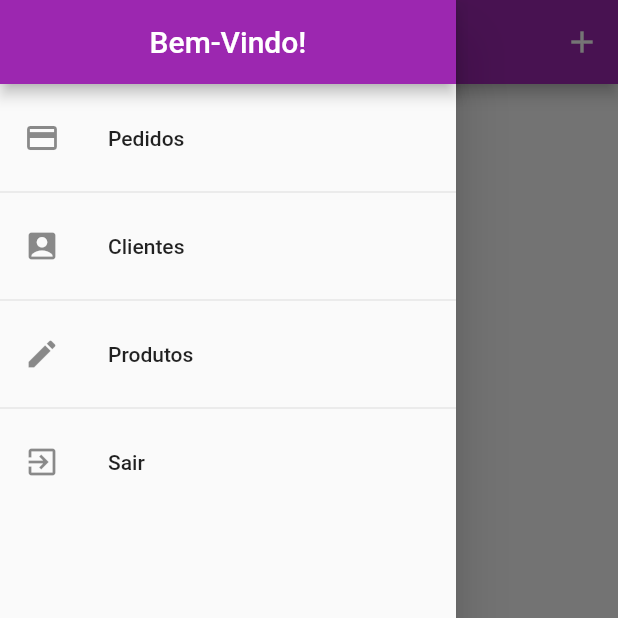
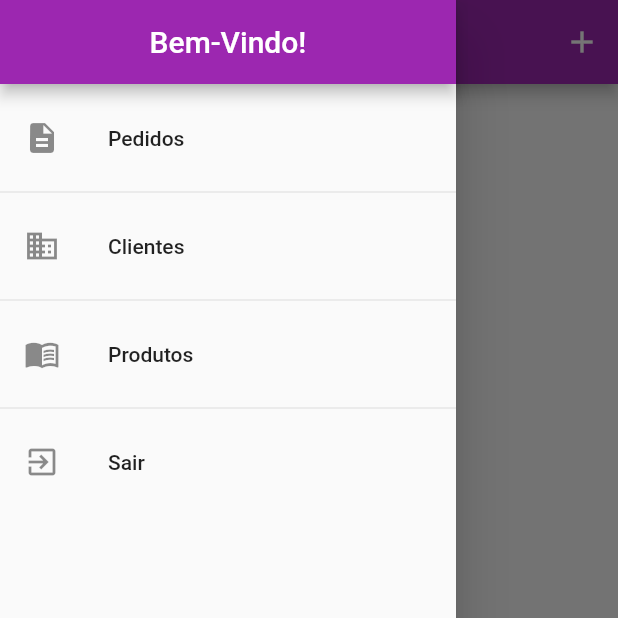
Before and after one commit to victorwolff39/mercos_challenge, a Flutter app: the screen it shows once a user with an empty profile is signed in, with the side drawer open, on a phone screen of 412 x 824 dp, the top half of it. Run offline on Flutter 3.47's test engine with Material 2 defaults, Android fonts, the phone set to English and light mode, and no system bars; our stand-ins replace firebase_auth, firebase_core, fluttertoast; accounts and stored records are empty.

Commit message:
Adicionado:   - Tela de clientes   - Item do cliente
Modificado o product_item.dart para utilizar um placeholder quando a imagem não tiver carregado.
Modificado os ícones no main_drawer.dart.
Nova tela de clientes adicionada a home_screen.dart.

```diff
--- a/lib/ui/screens/home_screen.dart
+++ b/lib/ui/screens/home_screen.dart
@@ -1,4 +1,5 @@
 import 'package:flutter/material.dart';
+import 'package:mercos_challenge/ui/screens/clients_screen.dart';
 import 'package:mercos_challenge/ui/screens/products_screen.dart';
 import 'package:mercos_challenge/ui/widgets/drawer/main_drawer.dart';
 
@@ -11,7 +12,7 @@ class _HomeScreenState extends State<HomeScreen> {
   int _screenIndex = 0;
   List<Map> _screens = [
     {"title": "Pedidos", "screen": Center(child: Text("Pedidos"))},
-    {"title": "Clientes", "screen": Center(child: Text("Clientes"))},
+    {"title": "Clientes", "screen": ClientsScreen()},
     {"title": "Produtos", "screen": ProductsScreen()}
   ];
 
--- a/lib/ui/widgets/drawer/main_drawer.dart
+++ b/lib/ui/widgets/drawer/main_drawer.dart
@@ -18,7 +18,7 @@ class MainDrawer extends StatelessWidget {
           ),
           SizedBox(height: 8),
           ListTile(
-            leading: Icon(Icons.payment),
+            leading: Icon(Icons.description),
             title: Text('Pedidos'),
             onTap: () {
               select(0);
@@ -27,7 +27,7 @@ class MainDrawer extends StatelessWidget {
           ),
           Divider(),
           ListTile(
-            leading: Icon(Icons.account_box_rounded),
+            leading: Icon(Icons.business),
             title: Text('Clientes'),
             onTap: () {
               select(1);
@@ -36,7 +36,7 @@ class MainDrawer extends StatelessWidget {
           ),
           Divider(),
           ListTile(
-            leading: Icon(Icons.edit),
+            leading: Icon(Icons.menu_book),
             title: Text('Produtos'),
             onTap: () {
               select(2);
--- a/lib/ui/widgets/products/product_item.dart
+++ b/lib/ui/widgets/products/product_item.dart
@@ -36,8 +36,9 @@ class ProductCard extends StatelessWidget {
                 child: Container(
                   width: 80,
                   height: 50,
-                  child: Image.network(
-                    product.imageUrl,
+                  child: FadeInImage(
+                    placeholder: AssetImage('assets/images/placeholder.png'),
+                    image: NetworkImage(product.imageUrl),
                     fit: BoxFit.cover,
                   ),
                 ),
--- a/pubspec.yaml
+++ b/pubspec.yaml
@@ -28,3 +28,6 @@ dev_dependencies:
 flutter:
 
   uses-material-design: true
+
+  assets:
+    - assets/images/placeholder.png
```
Also changed, not shown: lib/ui/screens/clients_screen.dart (added, +53 -0 lines), assets/images/placeholder.png (added), lib/ui/widgets/clients/clients_item.dart (added).
